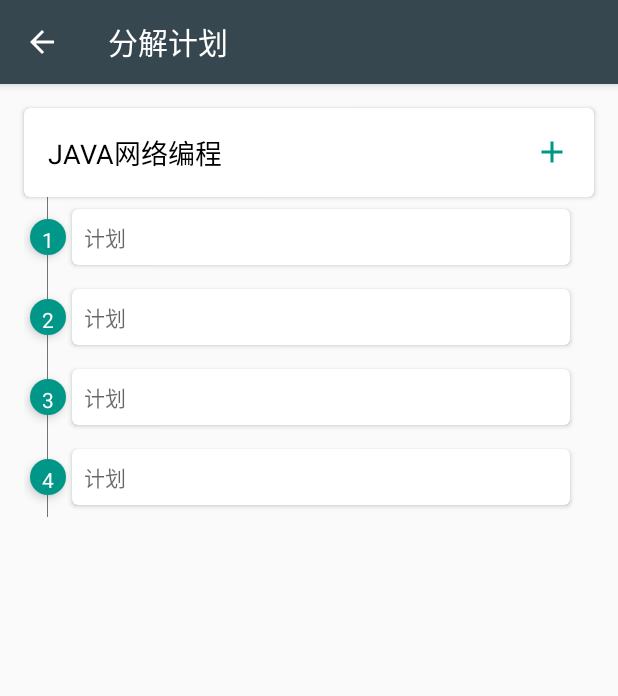
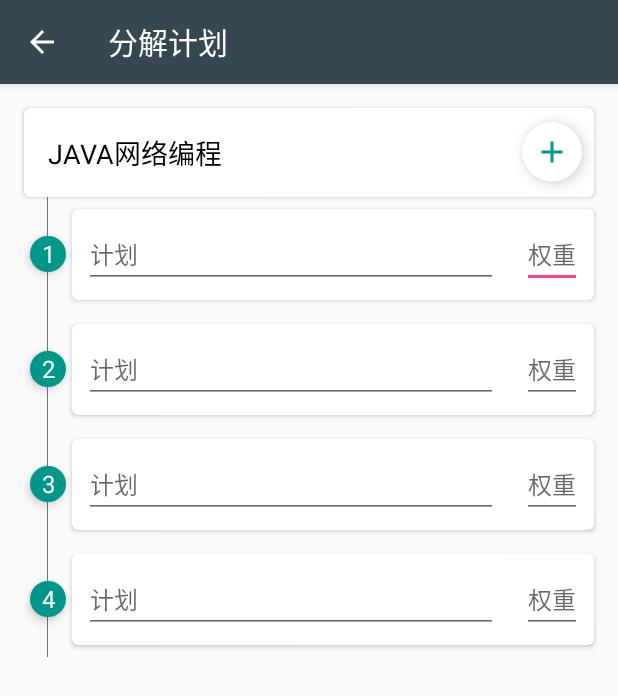
Before and after one commit to liuyonggang/Planner, an Android app: the SubPlanActivity screen opened directly, with no data from a screen before it, on a phone screen of 412 x 824 dp. Shown: the top 696 px of the screen. Run offline under Robolectric (Android 15) with nearby library versions, the light colour scheme and no system bars; Roboto replaces fonts that are not available here; 1 statement that could not run was skipped.

Commit message:
分解计划样式修改

```diff
--- a/Planner/app/src/main/java/com/lyg/planner/Activity/PlanDetailActivity.java
+++ b/Planner/app/src/main/java/com/lyg/planner/Activity/PlanDetailActivity.java
@@ -100,7 +100,7 @@ public class PlanDetailActivity extends BaseActivity {
         });
         CollapsingToolbarLayout collapsingToolbar =
                 (CollapsingToolbarLayout)findViewById(R.id.plan_detail_collapsing_toolbar);
-        collapsingToolbar.setTitle("计划详情计划详情计划详情计划详情");
+        collapsingToolbar.setTitle("计划详情");
 
     }
 /*    @Override
--- a/Planner/app/src/main/java/com/lyg/planner/Activity/SubPlanActivity.java
+++ b/Planner/app/src/main/java/com/lyg/planner/Activity/SubPlanActivity.java
@@ -1,12 +1,20 @@
 package com.lyg.planner.Activity;
 
 import android.os.Bundle;
+import android.support.design.widget.FloatingActionButton;
 import android.support.v7.app.ActionBar;
 import android.support.v7.widget.LinearLayoutManager;
 import android.support.v7.widget.RecyclerView;
+import android.util.Log;
+import android.view.Gravity;
+import android.view.LayoutInflater;
 import android.view.MenuItem;
+import android.view.MotionEvent;
 import android.view.View;
+import android.widget.LinearLayout;
+import android.widget.PopupWindow;
 import android.widget.RelativeLayout;
+import android.widget.TextView;
 
 import com.lyg.planner.BaseActivity;
 import com.lyg.planner.R;
@@ -17,10 +25,10 @@ import com.lyg.planner.adapter.SubPlanAdapter;
  */
 public class SubPlanActivity extends BaseActivity{
 
-
+    private LinearLayout addPlan;
     private RecyclerView subPlanList;
     private SubPlanAdapter subPlanAdapter;
-
+    private FloatingActionButton addPlanFB;
     @Override
     protected void onCreate(Bundle savedInstanceState) {
         super.onCreate(savedInstanceState);
@@ -36,6 +44,57 @@ public class SubPlanActivity extends BaseActivity{
         subPlanList.setLayoutManager(new LinearLayoutManager(this));
         subPlanAdapter = new SubPlanAdapter(this);
         subPlanList.setAdapter(subPlanAdapter);
+
+        addPlan = (LinearLayout)findViewById(R.id.add_sub_plan);
+        addPlan.setOnClickListener(new View.OnClickListener() {
+            @Override
+            public void onClick(View v) {
+                showAddPlanPopupWindow(v);
+            }
+
+
+        });
+
+        addPlanFB = (FloatingActionButton)findViewById(R.id.subplan_add_fb);
+        addPlanFB.setOnClickListener(new View.OnClickListener() {
+            @Override
+            public void onClick(View v) {
+                showAddPlanPopupWindow(v);
+            }
+        });
+    }
+    private void showAddPlanPopupWindow(View v) {
+        // 一个自定义的布局，作为显示的内容
+        View contentView = LayoutInflater.from(this).inflate(
+                R.layout.addplan_pop_window, null);
+
+
+        final PopupWindow popupWindow = new PopupWindow(contentView,
+                LinearLayout.LayoutParams.MATCH_PARENT, 500, true);
+
+        popupWindow.setTouchable(true);
+
+        popupWindow.setTouchInterceptor(new View.OnTouchListener() {
+
+            @Override
+            public boolean onTouch(View v, MotionEvent event) {
+
+                Log.i("mengdd", "onTouch : ");
+
+                return false;
+                // 这里如果返回true的话，touch事件将被拦截
+                // 拦截后 PopupWindow的onTouchEvent不被调用，这样点击外部区域无法dismiss
+            }
+        });
+
+        // 如果不设置PopupWindow的背景，无论是点击外部区域还是Back键都无法dismiss弹框
+        // 我觉得这里是API的一个bug
+        popupWindow.setBackgroundDrawable(getResources().getDrawable(
+                R.drawable.ripple_bg));
+
+        // 设置好参数之后再show
+        popupWindow.showAtLocation(findViewById(R.id.root_subplan), Gravity.BOTTOM|Gravity.CENTER_HORIZONTAL,0,0);
+
     }
     private void setBar() {
         // Show the Up button in the action bar.
--- a/Planner/app/src/main/java/com/lyg/planner/adapter/SubPlanAdapter.java
+++ b/Planner/app/src/main/java/com/lyg/planner/adapter/SubPlanAdapter.java
@@ -45,7 +45,7 @@ public class SubPlanAdapter extends Adapter{
     @Override
     public void onBindViewHolder(RecyclerView.ViewHolder holder, int position) {
         SubPlanHolder subPlanHolder = (SubPlanHolder)holder;
-        subPlanHolder.subPlanNo.setText((position+1)+"");
+        subPlanHolder.subPlanNo.setText(position+1+"");
     }
 
     @Override
--- a/Planner/app/src/main/res/drawable/circle_bg.xml
+++ b/Planner/app/src/main/res/drawable/circle_bg.xml
@@ -4,5 +4,6 @@
     android:useLevel="false">
 
     <solid android:color="@color/blue_green" />
-
+    <size android:width="24dp"
+        android:height="24dp"/>
 </shape>
--- a/Planner/app/src/main/res/layout/activity_plan_detail.xml
+++ b/Planner/app/src/main/res/layout/activity_plan_detail.xml
@@ -29,8 +29,8 @@
                 android:layout_width="match_parent"
                 android:layout_height="match_parent"
                 android:fitsSystemWindows="true"
-                android:scaleType="centerCrop"
-                android:src="@drawable/ic_banner"
+                android:scaleType="fitXY"
+                android:src="@drawable/img_fight"
                 app:layout_collapseMode="parallax"
                 app:layout_collapseParallaxMultiplier="0.5"/>
 
--- a/Planner/app/src/main/res/layout/activity_subplan.xml
+++ b/Planner/app/src/main/res/layout/activity_subplan.xml
@@ -3,6 +3,7 @@
     android:orientation="vertical" android:layout_width="match_parent"
     xmlns:app="http://schemas.android.com/apk/res-auto"
     xmlns:card_view="http://schemas.android.com/apk/res-auto"
+    android:id="@+id/root_subplan"
     android:layout_height="match_parent">
 
     <!-- title -->
@@ -25,15 +26,26 @@
             android:layout_centerVertical="true"
             android:textColor="@color/black"
             android:textSize="@dimen/size_18sp"/>
+
+            <LinearLayout
+                android:id="@+id/add_sub_plan"
+                android:clickable="true"
+                android:visibility="gone"
+                android:foreground="?android:attr/selectableItemBackground"
+                android:layout_width="wrap_content"
+                android:layout_height="wrap_content"
+                android:layout_alignParentRight="true"
+                android:layout_centerVertical="true">
             <TextView
                 android:layout_width="wrap_content"
                 android:layout_height="wrap_content"
                 android:layout_margin="@dimen/size_16dp"
-                android:layout_alignParentRight="true"
-                android:layout_centerVertical="true"
+                android:layout_gravity="center"
                 android:background="@drawable/ic_add_24dp"/>
-      <!--  <android.support.design.widget.FloatingActionButton
-            android:id="@+id/plan_delete"
+            </LinearLayout>
+
+        <android.support.design.widget.FloatingActionButton
+            android:id="@+id/subplan_add_fb"
             android:layout_width="wrap_content"
             android:layout_height="wrap_content"
             android:layout_alignParentRight="true"
@@ -41,8 +53,8 @@
             android:layout_marginRight="@dimen/size_8dp"
             app:fabSize="mini"
             android:layout_marginTop="@dimen/size_16dp"
-            app:backgroundTint="@color/blue_green"
-            android:src="@drawable/ic_add_24dp1"/>-->
+            app:backgroundTint="@color/white"
+            android:src="@drawable/ic_add_24dp"/>
         </RelativeLayout>
     </android.support.v7.widget.CardView>
 
--- a/Planner/app/src/main/res/layout/item_sub_plan_add.xml
+++ b/Planner/app/src/main/res/layout/item_sub_plan_add.xml
@@ -13,28 +13,18 @@
             android:layout_height="match_parent"
             android:layout_gravity="center_horizontal"
             android:background="@color/gray_font"/>
-        <LinearLayout
-            android:layout_width="24dp"
-            android:layout_height="24dp"
-            android:gravity="center"
-            android:layout_margin="4dp"
-            android:layout_gravity="center"
-            android:orientation="vertical"
-            android:elevation="4dp"
-            android:background="@drawable/circle_bg">
         <TextView
             android:id="@+id/sub_plan_No"
             android:layout_width="wrap_content"
             android:layout_height="wrap_content"
             android:textColor="@color/white"
-            android:gravity="center"
+            android:textSize="16sp"
+            android:elevation="4dp"
+            android:layout_margin="4dp"
             android:layout_gravity="center"
-            android:layout_margin="4dp"/>
-        </LinearLayout>
-
+            android:background="@drawable/circle_bg"
+            android:gravity="center" />
     </FrameLayout>
-
-
 
     <android.support.v7.widget.CardView
         xmlns:card_view="http://schemas.android.com/apk/res-auto"
@@ -44,14 +34,34 @@
         android:background="@drawable/ripple_bg"
         android:layout_marginTop="8dp"
         android:layout_marginBottom="@dimen/size_8dp"
-        android:layout_marginRight="32dp"
+        android:layout_marginRight="16dp"
         card_view:cardCornerRadius="4dp">
-        <EditText
+        <RelativeLayout
             android:layout_width="match_parent"
-            android:layout_height="wrap_content"
-            android:background="@null"
-            android:layout_margin="@dimen/size_8dp"
-            android:textSize="14sp"
-            android:hint="计划"/>
-        </android.support.v7.widget.CardView>
+            android:layout_height="wrap_content">
+            <EditText
+                android:id="@+id/subplan_percent"
+                android:layout_width="wrap_content"
+                android:layout_height="wrap_content"
+                android:layout_margin="@dimen/size_8dp"
+                android:layout_centerVertical="true"
+                android:layout_alignParentRight="true"
+                android:textSize="16sp"
+                android:hint="权重"/>
+            <LinearLayout
+                android:layout_width="match_parent"
+                android:layout_height="wrap_content"
+                android:layout_toLeftOf="@id/subplan_percent"
+                android:orientation="vertical">
+                <EditText
+                    android:layout_width="match_parent"
+                    android:layout_height="wrap_content"
+                    android:layout_margin="@dimen/size_8dp"
+                    android:textSize="16sp"
+                    android:hint="计划"/>
+
+            </LinearLayout>
+
+        </RelativeLayout>
+    </android.support.v7.widget.CardView>
 </LinearLayout>
--- a/Planner/app/src/main/res/values/styles.xml
+++ b/Planner/app/src/main/res/values/styles.xml
@@ -23,7 +23,7 @@
 
     <!-- SplashActivity theme -->
     <style name="SplashTheme" parent="@android:style/Theme.Holo">
-        <item name="android:windowBackground">@drawable/img_splash</item>
+        <item name="android:windowBackground">@drawable/img_hello</item>
         <item name="android:windowNoTitle">true</item>
         <item name="android:windowFullscreen">true</item>
     </style>
```
Also changed, not shown: Planner/app/src/main/res/layout/addplan_pop_window.xml (added, +14 -0 lines), Planner/app/src/main/res/drawable-hdpi/img_fight.png (added).
